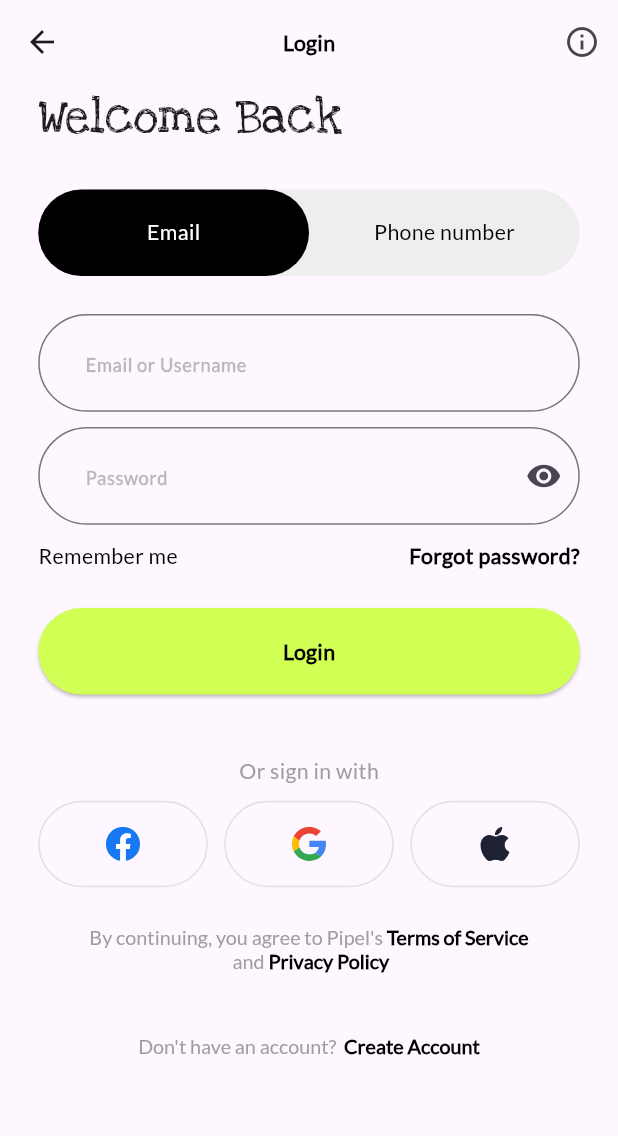
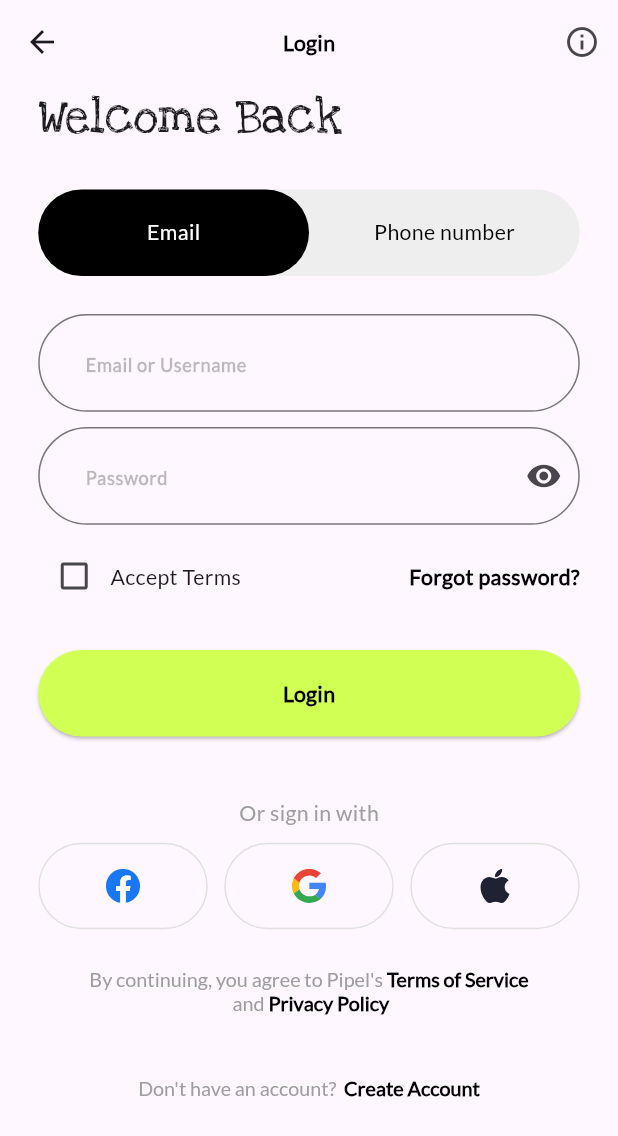
Before and after one commit to Olamidotune/Rootscards, a Flutter app: the screen it shows after launch, after a tap on "Login", on a phone screen of 412 x 824 dp. Shown: the top 1136 px of the screen. Run offline on Flutter 3.47's test engine with Material 3 defaults, Android fonts, the phone set to English and light mode, and no system bars; our stand-ins replace bloc, carousel_slider, device_info_plus, email_validator, equatable, flutter_bloc and 5 more.

Commit message:
chore: minor changes on the sign up screens

```diff
--- a/lib/src/presentation/screens/auth/sign_in/sign_in.dart
+++ b/lib/src/presentation/screens/auth/sign_in/sign_in.dart
@@ -38,6 +38,7 @@ class _SignInScreenState extends State<SignInScreen>
   bool _busy = false;
   bool _obscurePassword = true;
   AuthServices authServices = AuthServices();
+  bool isRemembered = false;
 
   late TabController _tabController;
   @override
@@ -325,14 +326,18 @@ class _SignInScreenState extends State<SignInScreen>
                                           mainAxisAlignment:
                                               MainAxisAlignment.spaceBetween,
                                           children: [
-                                            Text(
-                                              "Remember me",
-                                              style: Theme.of(context)
-                                                  .textTheme
-                                                  .bodyMedium
-                                                  ?.copyWith(
-                                                    color: Colors.black,
+                                            Align(
+                                              alignment: Alignment.centerLeft,
+                                              child: Row(
+                                                children: [
+                                                  Checkbox(
+                                                    value: isRemembered,
+                                                    onChanged:
+                                                        (bool? checkTerms) {},
                                                   ),
+                                                  Text("Accept Terms")
+                                                ],
+                                              ),
                                             ),
                                             GestureDetector(
                                               onTap: () => Navigator.of(context)
--- a/lib/src/presentation/screens/auth/sign_up/sign_up.dart
+++ b/lib/src/presentation/screens/auth/sign_up/sign_up.dart
@@ -71,7 +71,7 @@ class _SignUpScreenState extends State<SignUpScreen> {
                       "Create Account",
                       style: context.textTheme.titleLarge?.copyWith(
                           color: Colors.black,
-                          fontSize: 36,
+                          fontSize: 36.sp,
                           fontWeight: FontWeight.bold),
                     ),
                   ),
@@ -116,7 +116,7 @@ class _SignUpScreenState extends State<SignUpScreen> {
                     },
                   ),
                   SizedBox(
-                    height: 0.25.sh,
+                    height: 0.30.sh,
                   ),
                   Text(
                     "Or sign up with",
@@ -186,7 +186,7 @@ class _SignUpScreenState extends State<SignUpScreen> {
                       ],
                     ),
                   ),
-                  AppSpacing.verticalSpaceHuge,
+                  AppSpacing.verticalSpaceMedium,
                   // SizedBox(
                   //   height: 0.90 * height <= 700
                   //       ? .03.h * height
```
Also changed, not shown: lib/src/presentation/screens/auth/sign_up/second_sign_up_screen.dart (+11 -11 lines).
